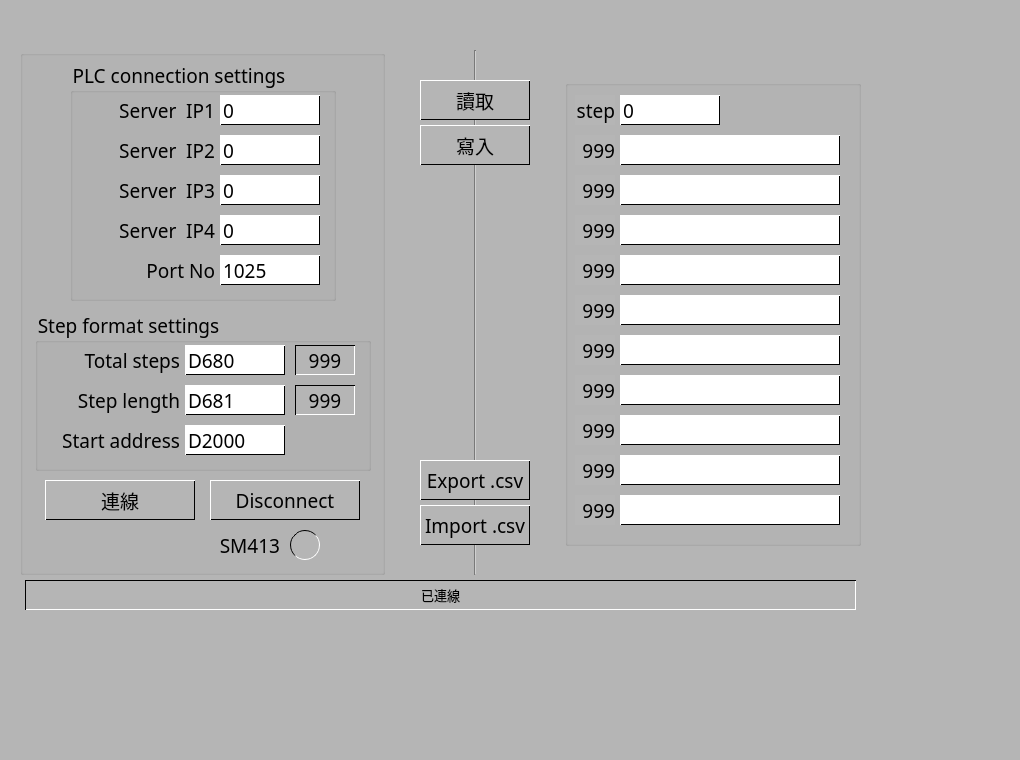
First picture: the form in QPLC_StepConvertToCsv_GUI.ui, repository eyichia/QPLC, before the edit.
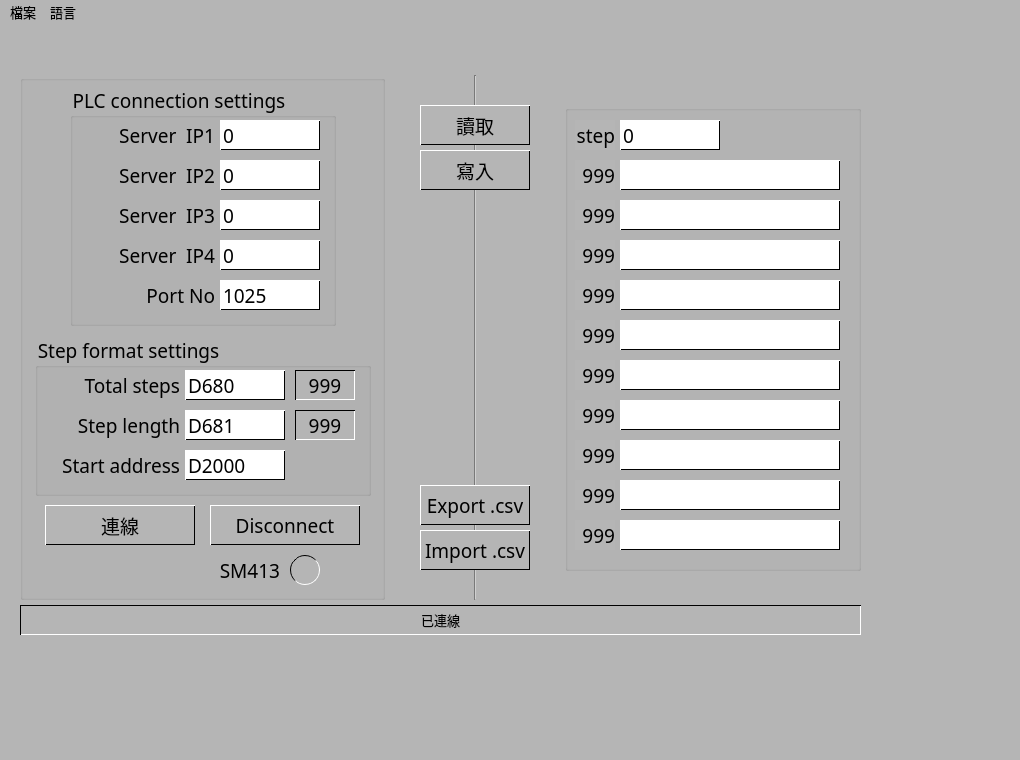
Second picture: the form after the edit.

What changed in the file:
```diff
--- a/QPLC_StepConvertToCsv_GUI.ui
+++ b/QPLC_StepConvertToCsv_GUI.ui
@@ -1804,9 +1804,9 @@
     </property>
     <property name="geometry">
      <rect>
-      <x>25</x>
+      <x>20</x>
       <y>580</y>
-      <width>831</width>
+      <width>841</width>
       <height>30</height>
      </rect>
     </property>
@@ -1852,9 +1852,37 @@
      <x>0</x>
      <y>0</y>
      <width>1020</width>
-     <height>33</height>
+     <height>23</height>
     </rect>
    </property>
+   <property name="font">
+    <font>
+     <family>Microsoft YaHei</family>
+     <pointsize>10</pointsize>
+    </font>
+   </property>
+   <widget class="QMenu" name="File">
+    <property name="font">
+     <font>
+      <family>Microsoft YaHei</family>
+      <pointsize>10</pointsize>
+     </font>
+    </property>
+    <property name="title">
+     <string>檔案</string>
+    </property>
+    <addaction name="file_exit"/>
+   </widget>
+   <widget class="QMenu" name="Language">
+    <property name="title">
+     <string>語言</string>
+    </property>
+    <addaction name="language_tc"/>
+    <addaction name="language_sc"/>
+    <addaction name="language_en"/>
+   </widget>
+   <addaction name="File"/>
+   <addaction name="Language"/>
   </widget>
  </widget>
  <resources/>
```
Left out of the diff: 33 changed lines with no effect on the pictures.
